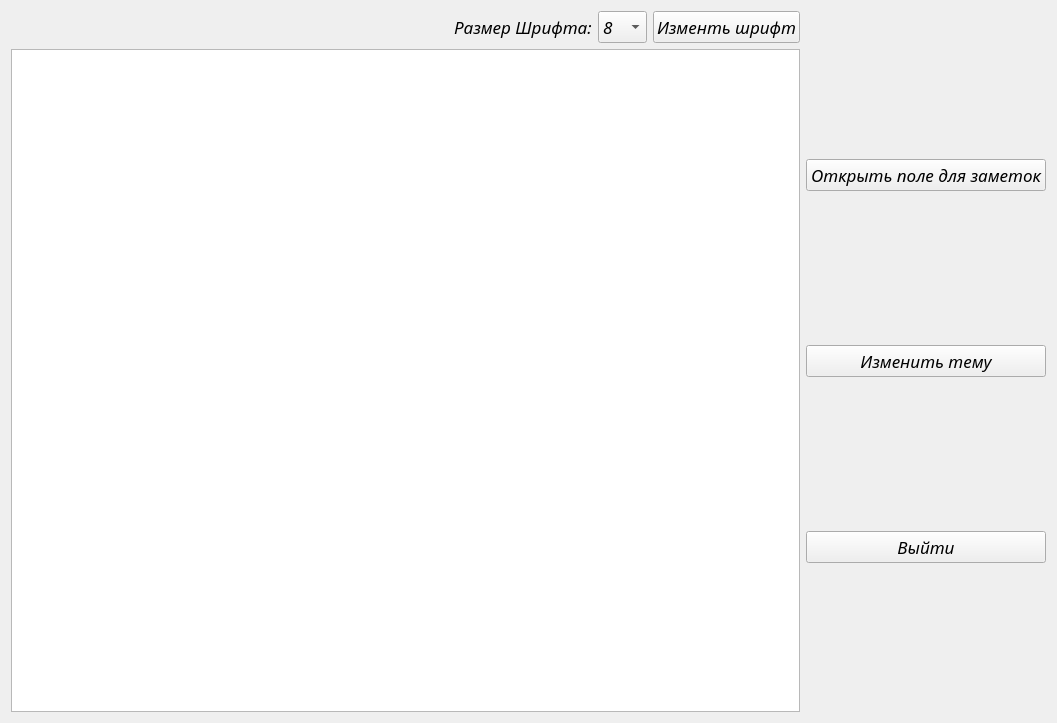
The window that project/Read_full_screen.ui (ScaryOrange/PyQt5_Project) describes before a commit, drawn with Qt 5.
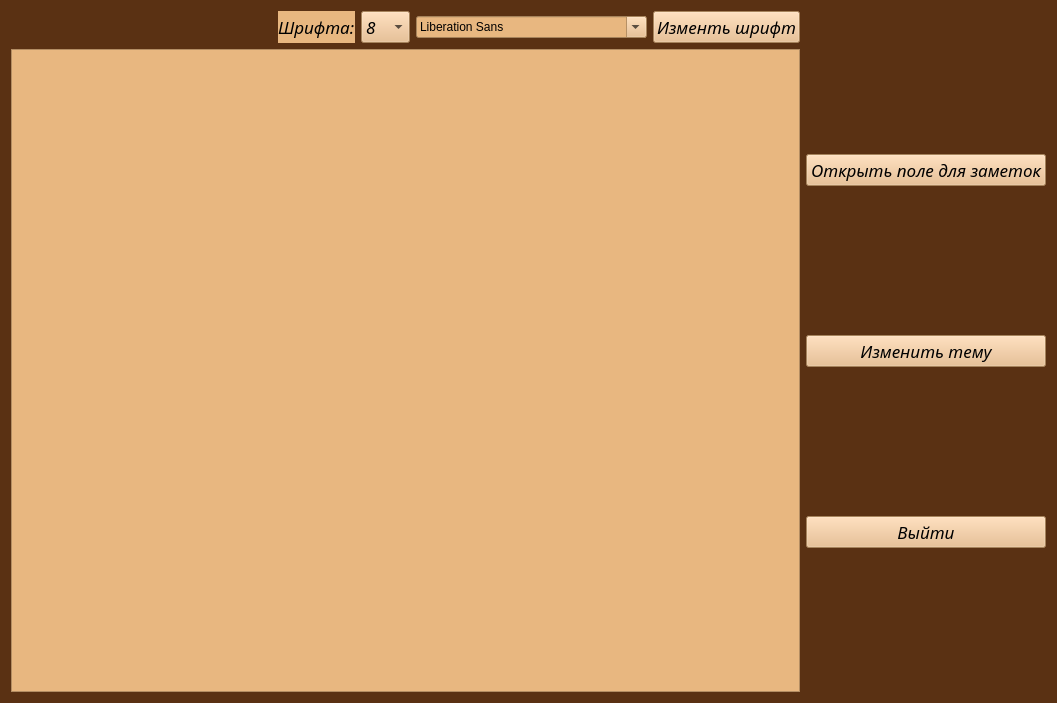
The same window after the commit.

The edit to the form file:
```diff
--- a/project/Read_full_screen.ui
+++ b/project/Read_full_screen.ui
@@ -7,12 +7,15 @@
     <x>0</x>
     <y>0</y>
     <width>1057</width>
-    <height>723</height>
+    <height>703</height>
    </rect>
   </property>
   <property name="windowTitle">
    <string>Form</string>
   </property>
+  <property name="styleSheet">
+   <string notr="true">background-color: rgb(90, 49, 19);</string>
+  </property>
   <layout class="QHBoxLayout" name="horizontalLayout">
    <item>
     <layout class="QVBoxLayout" name="verticalLayout_2">
@@ -40,8 +43,11 @@
            <italic>true</italic>
           </font>
          </property>
+         <property name="styleSheet">
+          <string notr="true">background-color: rgb(232, 183, 128);</string>
+         </property>
          <property name="text">
-          <string>Размер Шрифта:</string>
+          <string>Шрифта:</string>
          </property>
         </widget>
        </item>
@@ -54,6 +60,9 @@
            <italic>true</italic>
           </font>
          </property>
+         <property name="styleSheet">
+          <string notr="true">background-color: rgb(232, 183, 128);</string>
+         </property>
          <item>
           <property name="text">
            <string>8</string>
@@ -141,6 +150,13 @@
          </item>
         </widget>
        </item>
+       <item>
+        <widget class="QFontComboBox" name="fontComboBox">
+         <property name="styleSheet">
+          <string notr="true">background-color: rgb(232, 183, 128);</string>
+         </property>
+        </widget>
+       </item>
        <item>
         <widget class="QPushButton" name="btn_font">
          <property name="font">
@@ -150,6 +166,9 @@
            <italic>true</italic>
           </font>
          </property>
+         <property name="styleSheet">
+          <string notr="true">background-color: rgb(232, 183, 128);</string>
+         </property>
          <property name="text">
           <string>Изменть шрифт</string>
          </property>
@@ -162,6 +181,9 @@
        <property name="layoutDirection">
         <enum>Qt::LeftToRight</enum>
        </property>
+       <property name="styleSheet">
+        <string notr="true">background-color: rgb(232, 183, 128);</string>
+       </property>
        <property name="lineWrapMode">
         <enum>QTextEdit::WidgetWidth</enum>
        </property>
@@ -180,6 +202,9 @@
          <italic>true</italic>
         </font>
        </property>
+       <property name="styleSheet">
+        <string notr="true">background-color: rgb(232, 183, 128);</string>
+       </property>
        <property name="text">
         <string>Открыть поле для заметок</string>
        </property>
@@ -194,6 +219,9 @@
          <italic>true</italic>
         </font>
        </property>
+       <property name="styleSheet">
+        <string notr="true">background-color: rgb(232, 183, 128);</string>
+       </property>
        <property name="text">
         <string>Изменить тему</string>
        </property>
@@ -208,6 +236,9 @@
          <italic>true</italic>
         </font>
        </property>
+       <property name="styleSheet">
+        <string notr="true">background-color: rgb(232, 183, 128);</string>
+       </property>
        <property name="text">
         <string>Выйти</string>
        </property>
```
